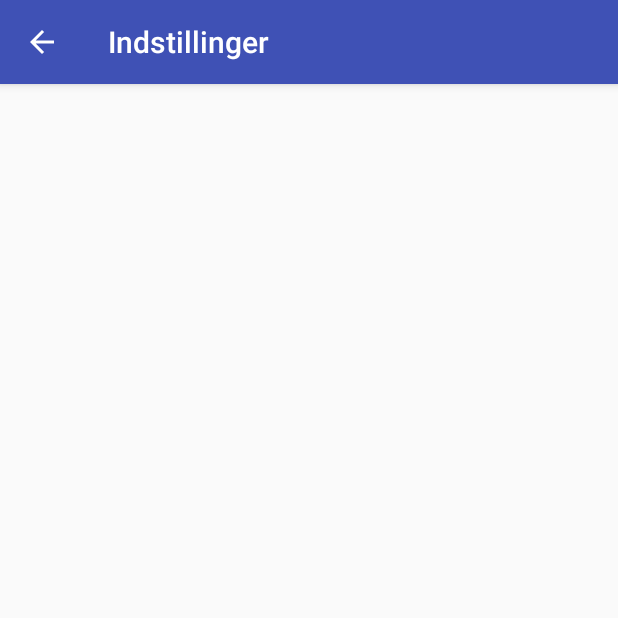
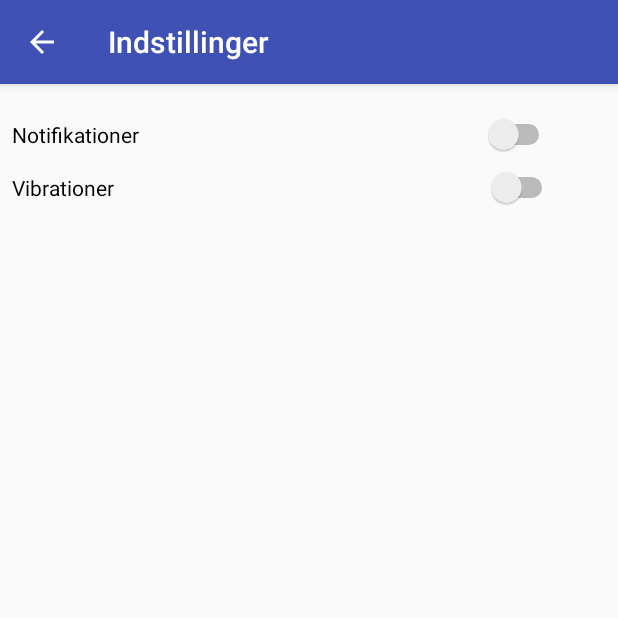
Before and after one commit to mathiassand/P2, an Android app: the SettingsActivity screen opened directly, with no data from a screen before it, on a phone screen of 412 x 824 dp, the top half of it. Run offline under Robolectric (Android 15) with nearby library versions, the phone set to English and light mode, and no system bars.

Commit message:
Indstilling gui

```diff
--- a/MoodPrototype/app/src/main/res/layout/activity_settings.xml
+++ b/MoodPrototype/app/src/main/res/layout/activity_settings.xml
@@ -6,4 +6,35 @@
     android:layout_height="match_parent"
     tools:context="com.p2prototype.b217.moodprototype.SettingsActivity">
 
+    <Switch
+        android:id="@+id/switch4"
+        android:layout_width="362dp"
+        android:layout_height="25dp"
+        android:text="@string/pref_notification"
+        app:layout_constraintTop_toTopOf="parent"
+        android:layout_marginTop="8dp"
+        android:layout_marginLeft="8dp"
+        app:layout_constraintLeft_toLeftOf="parent"
+        android:layout_marginRight="8dp"
+        app:layout_constraintRight_toRightOf="parent"
+        app:layout_constraintBottom_toBottomOf="parent"
+        android:layout_marginBottom="8dp"
+        app:layout_constraintHorizontal_bias="0.0"
+        app:layout_constraintVertical_bias="0.017" />
+
+    <Switch
+        android:id="@+id/switch5"
+        android:layout_width="364dp"
+        android:layout_height="27dp"
+        android:text="@string/pref_vibration"
+        android:layout_marginTop="8dp"
+        app:layout_constraintTop_toBottomOf="@+id/switch4"
+        app:layout_constraintBottom_toBottomOf="parent"
+        android:layout_marginBottom="8dp"
+        android:layout_marginLeft="8dp"
+        app:layout_constraintLeft_toLeftOf="parent"
+        android:layout_marginRight="8dp"
+        app:layout_constraintRight_toRightOf="parent"
+        app:layout_constraintHorizontal_bias="0.0"
+        app:layout_constraintVertical_bias="0.0" />
 </android.support.constraint.ConstraintLayout>
--- a/MoodPrototype/app/src/main/res/values/strings.xml
+++ b/MoodPrototype/app/src/main/res/values/strings.xml
@@ -81,7 +81,8 @@
 
     <string name="pref_title_ringtone">Ringtone</string>
     <string name="pref_ringtone_silent">Silent</string>
-
+    <string name="pref_notification">Notifikationer</string>
+    <string name="pref_vibration" >Vibrationer</string>
     <string name="pref_title_vibrate">Vibrate</string>
 
     <string name="info_intro">Denne app er lavet til mennesker der har bipolar affektiv lidelse.
```
